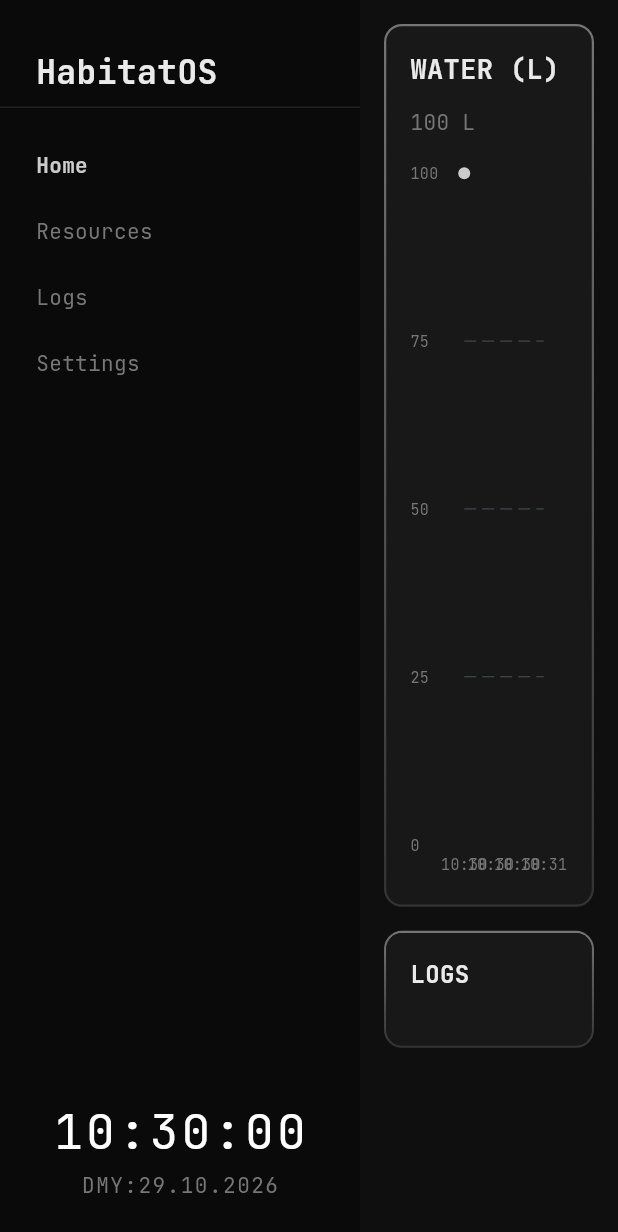
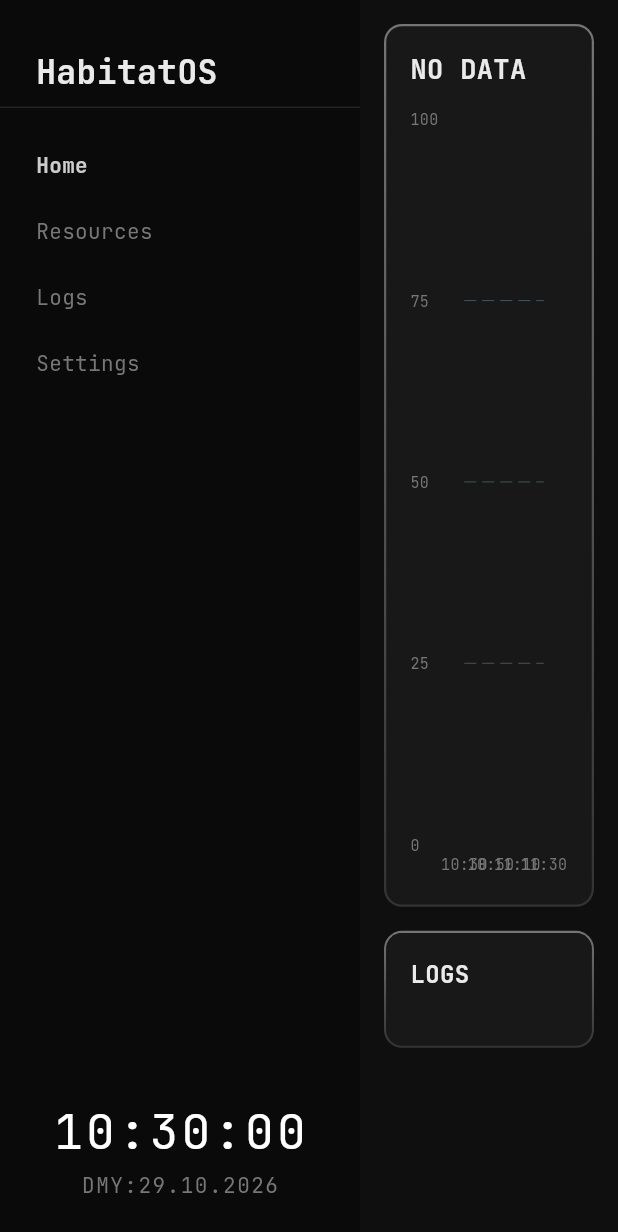
Before and after one commit to Bryian1125/HabitatOS, a Flutter app: the screen it shows after launch, on a phone screen of 412 x 824 dp. Shown: the top 1232 px of the screen. Run offline on Flutter 3.47's test engine with Material 3 defaults, Android fonts, the phone set to English and light mode, and no system bars; drawn by our look-alikes of fl_chart; our stand-ins replace google_fonts.

Commit message:
feat: home resource display shows no data when no data is available

```diff
--- a/lib/screens/home_screen.dart
+++ b/lib/screens/home_screen.dart
@@ -13,9 +13,11 @@ class HomeScreen extends StatelessWidget {
   final List<Resource> resources;
 
   /// The resource with the most logged entries; ties go to the most recently edited.
+  /// Null until a resource has activity beyond its initial quantity.
   Resource? get _mostActive {
-    if (resources.isEmpty) return null;
-    return resources.reduce((a, b) {
+    final active = resources.where((r) => r.entries.length > 1).toList();
+    if (active.isEmpty) return null;
+    return active.reduce((a, b) {
       final byEntries = a.entries.length.compareTo(b.entries.length);
       if (byEntries != 0) return byEntries > 0 ? a : b;
       return a.entries.last.time.isAfter(b.entries.last.time) ? a : b;
@@ -70,18 +72,13 @@ class _ResourcePanel extends StatelessWidget {
     return GradientBorder(
       child: Padding(
         padding: const EdgeInsets.all(16),
-        child: resource == null
-            ? const Center(
-                child: Text(
-                  'No resources yet',
-                  style: TextStyle(color: AppColors.textSecondary),
-                ),
-              )
-            : Column(
+        child: Column(
           crossAxisAlignment: CrossAxisAlignment.start,
           children: [
             Text(
-                    '${resource.name.toUpperCase()} (${resource.unit})',
+              resource == null
+                  ? 'NO DATA'
+                  : '${resource.name.toUpperCase()} (${resource.unit})',
               style: GoogleFonts.jetBrainsMono(
                 fontSize: 18,
                 fontWeight: FontWeight.bold,
@@ -89,6 +86,9 @@ class _ResourcePanel extends StatelessWidget {
               ),
             ),
             const SizedBox(height: 12),
+            if (resource == null)
+              const Expanded(child: _EmptyChart())
+            else ...[
               Text(
                 '${resource.quantity} ${resource.unit}',
                 style: GoogleFonts.jetBrainsMono(
@@ -112,6 +112,71 @@ class _ResourcePanel extends StatelessWidget {
               const SizedBox(height: 12),
               Expanded(child: _StockChart(resource: resource)),
             ],
+          ],
+        ),
+      ),
+    );
+  }
+}
+
+class _EmptyChart extends StatelessWidget {
+  const _EmptyChart();
+
+  static const _yDivisions = 4;
+  static const _maxY = 100.0;
+  static const _spanHours = 1.0;
+  static const _xDivisions = 3;
+
+  static const _axisStyle = TextStyle(fontSize: 10, color: AppColors.textSecondary);
+
+  @override
+  Widget build(BuildContext context) {
+    final now = DateTime.now();
+    return Padding(
+      padding: const EdgeInsets.only(top: 8, right: 16),
+      child: LineChart(
+        LineChartData(
+          minX: 0,
+          maxX: _spanHours,
+          minY: 0,
+          maxY: _maxY,
+          lineBarsData: const [],
+          gridData: FlGridData(
+            show: true,
+            drawVerticalLine: false,
+            horizontalInterval: _maxY / _yDivisions,
+          ),
+          borderData: FlBorderData(show: false),
+          titlesData: FlTitlesData(
+            topTitles: const AxisTitles(sideTitles: SideTitles(showTitles: false)),
+            rightTitles: const AxisTitles(sideTitles: SideTitles(showTitles: false)),
+            leftTitles: AxisTitles(
+              sideTitles: SideTitles(
+                showTitles: true,
+                reservedSize: 36,
+                interval: _maxY / _yDivisions,
+                getTitlesWidget: (value, meta) =>
+                    Text(value.toInt().toString(), style: _axisStyle),
+              ),
+            ),
+            bottomTitles: AxisTitles(
+              sideTitles: SideTitles(
+                showTitles: true,
+                reservedSize: 24,
+                interval: _spanHours / _xDivisions,
+                getTitlesWidget: (value, meta) {
+                  final t = now.add(Duration(minutes: (value * 60).round()));
+                  return Padding(
+                    padding: const EdgeInsets.only(top: 6),
+                    child: Text(
+                      '${t.hour}:${t.minute.toString().padLeft(2, '0')}',
+                      style: _axisStyle,
+                    ),
+                  );
+                },
+              ),
+            ),
+          ),
         ),
       ),
     );
```
Lines whose indentation alone changed are shown as unchanged.
